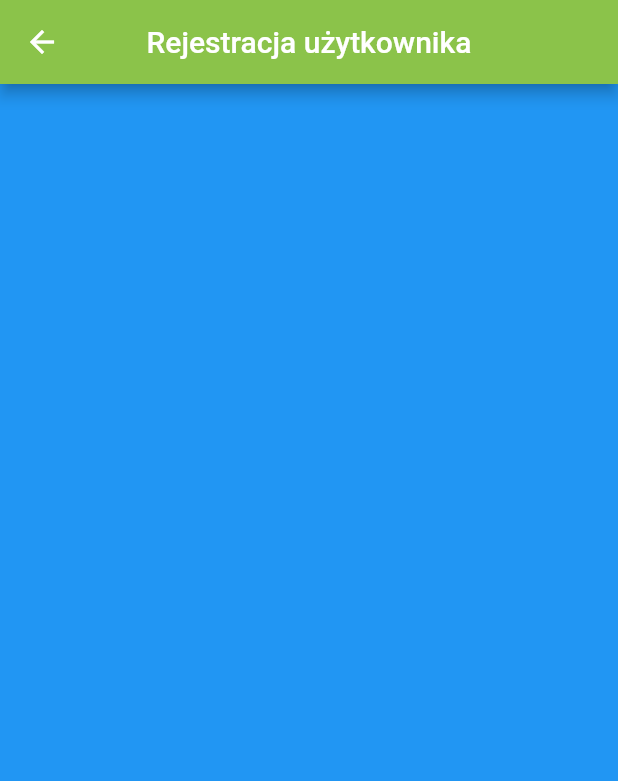
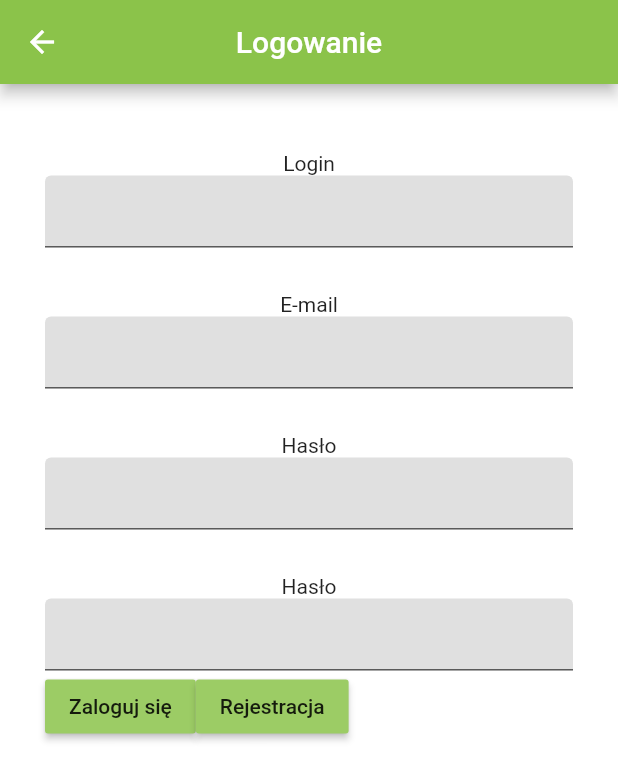
Before and after one commit to FijalekDom/OrthographyLearningApp, a Flutter app: the Register screen opened by its route, on a phone screen of 412 x 824 dp. Shown: the top 781 px of the screen. Run offline on Flutter 3.47's test engine with Material 2 defaults, Android fonts, the phone set to English and light mode, and no system bars; our stand-ins replace email_validator, sqflite; accounts and stored records are empty.

Commit message:
Added validation and register form fields

```diff
--- a/lib/pages/auth/login.dart
+++ b/lib/pages/auth/login.dart
@@ -1,4 +1,5 @@
 import 'package:flutter/material.dart';
+import 'package:email_validator/email_validator.dart';
 
 class Login extends StatefulWidget {
   @override
@@ -10,6 +11,7 @@ class LoginState extends State<Login> {
 
   String email = '';
   String password = '';
+  final formKey = GlobalKey<FormState>();
 
   @override
   Widget build(BuildContext context) {
@@ -22,6 +24,7 @@ class LoginState extends State<Login> {
       body: Container(
         padding: EdgeInsets.symmetric(vertical: 15.0, horizontal: 30.0),
         child: Form(
+          key: formKey,
           child: Column(
               children: <Widget>[
                 SizedBox(height: 30.0),
@@ -29,6 +32,7 @@ class LoginState extends State<Login> {
                 TextFormField(
                   style: new TextStyle(color: Colors.black),
                   decoration: new InputDecoration(fillColor: Colors.black12, filled: true),
+                  validator: (val) => EmailValidator.validate(val) ? null : 'Podaj poprawny email !!!',
                   onChanged: (val) {
                     setState(() => email = val);
                   },
@@ -39,6 +43,7 @@ class LoginState extends State<Login> {
                   style: new TextStyle(color: Colors.black),
                   decoration: new InputDecoration(fillColor: Colors.black12, filled: true),
                   obscureText: true,
+                  validator: (val) => val.length < 5 ? 'Hasło musi miec co najmniej 5 znaków !!!' : null,
                   onChanged: (val) {
                     setState(() => password = val);
                   },
@@ -52,8 +57,10 @@ class LoginState extends State<Login> {
                         child: Text(
                             'Zaloguj się'
                         ),
-                        onPressed: () {
-
+                        onPressed: () async {
+                          if(formKey.currentState.validate()) {
+                            print(email);
+                          }
                         },
                       ),
                       SizedBox(height: 30.0),
--- a/lib/pages/auth/register.dart
+++ b/lib/pages/auth/register.dart
@@ -1,18 +1,112 @@
+import 'package:email_validator/email_validator.dart';
 import 'package:flutter/material.dart';
 
-class Register extends StatelessWidget {
+class Register extends StatefulWidget {
+  @override
+  State<StatefulWidget> createState() => RegisterState();
+
+}
+
+class RegisterState extends State<Register> {
+
+  String login = '';
+  String email = '';
+  String password = '';
+  String confirmPassword = '';
+
+  final formKey = GlobalKey<FormState>();
+
   @override
   Widget build(BuildContext context) {
     return Scaffold(
       appBar: AppBar(
-        title: Text('Rejestracja użytkownika'),
+        title: Text('Logowanie'),
         centerTitle: true,
         backgroundColor: Colors.lightGreen,
       ),
-      body: Center(
-
+      body: SingleChildScrollView(
+              child: Container(
+          padding: EdgeInsets.symmetric(vertical: 15.0, horizontal: 30.0),
+          child: Form(
+            key: formKey,
+            child: Column(
+                children: <Widget>[
+                  SizedBox(height: 30.0),
+                  Text('Login'),
+                  TextFormField(
+                    style: new TextStyle(color: Colors.black),
+                    decoration: new InputDecoration(fillColor: Colors.black12, filled: true),
+                    validator: (val) => val.length > 4 ? null : 'Login musi mieć co najmniej 4 znaki.',
+                    onChanged: (val) {
+                      setState(() => login = val);
+                    },
+                  ),
+                  SizedBox(height: 30.0),
+                  Text('E-mail'),
+                  TextFormField(
+                    style: new TextStyle(color: Colors.black),
+                    decoration: new InputDecoration(fillColor: Colors.black12, filled: true),
+                    validator: (val) => EmailValidator.validate(val) ? null : 'Podaj poprawny email.',
+                    onChanged: (val) {
+                      setState(() => email = val);
+                    },
+                  ),
+                  SizedBox(height: 30.0),
+                  Text('Hasło'),
+                  TextFormField(
+                    style: new TextStyle(color: Colors.black),
+                    decoration: new InputDecoration(fillColor: Colors.black12, filled: true),
+                    obscureText: true,
+                    validator: (val) => val.length < 5 ? 'Hasło musi miec co najmniej 5 znaków.' : null,
+                    onChanged: (val) {
+                      setState(() => password = val);
+                    },
+                  ),
+                  SizedBox(height: 30.0),
+                  Text('Hasło'),
+                  TextFormField(
+                    style: new TextStyle(color: Colors.black),
+                    decoration: new InputDecoration(fillColor: Colors.black12, filled: true),
+                    obscureText: true,
+                    validator: (val) => val.length < 5 ? 'Hasło musi miec co najmniej 5 znaków.' : null,
+                    onChanged: (val) {
+                      setState(() => confirmPassword = val);
+                    },
+                  ),
+                  Container(
+                    child: Row(
+                      children: <Widget>[
+                        SizedBox(height: 30.0),
+                        RaisedButton(
+                          color: Colors.lightGreen[400],
+                          child: Text(
+                              'Zaloguj się'
+                          ),
+                          onPressed: () async {
+                            if(formKey.currentState.validate()) {
+                              print(email);
+                            }
+                          },
+                        ),
+                        SizedBox(height: 30.0),
+                        RaisedButton(
+                          color: Colors.lightGreen[400],
+                          child: Text(
+                              'Rejestracja'
+                          ),
+                          onPressed: () {
+                            Navigator.pushNamed(context, '/register');
+                          },
+                        )
+                      ],
+                    ),
+                  )
+                ]
+            ),
+          ),
+        ),
       ),
-      backgroundColor: Colors.blue,
+      backgroundColor: Colors.white,
     );
   }
 }
--- a/pubspec.yaml
+++ b/pubspec.yaml
@@ -21,6 +21,7 @@ dependencies:
     sdk: flutter
   sqflite: any
   path_provider: any
+  email_validator: '^1.0.0'
 
   # The following adds the Cupertino Icons font to your application.
   # Use with the CupertinoIcons class for iOS style icons.
```
Also changed, not shown: pubspec.lock.
